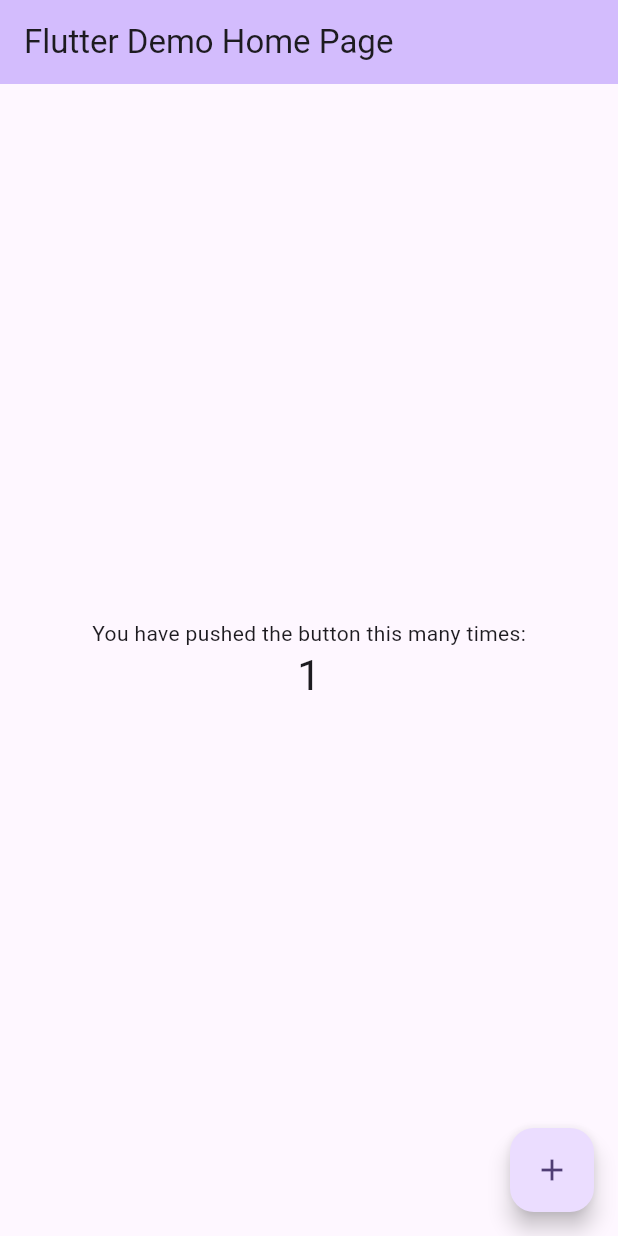
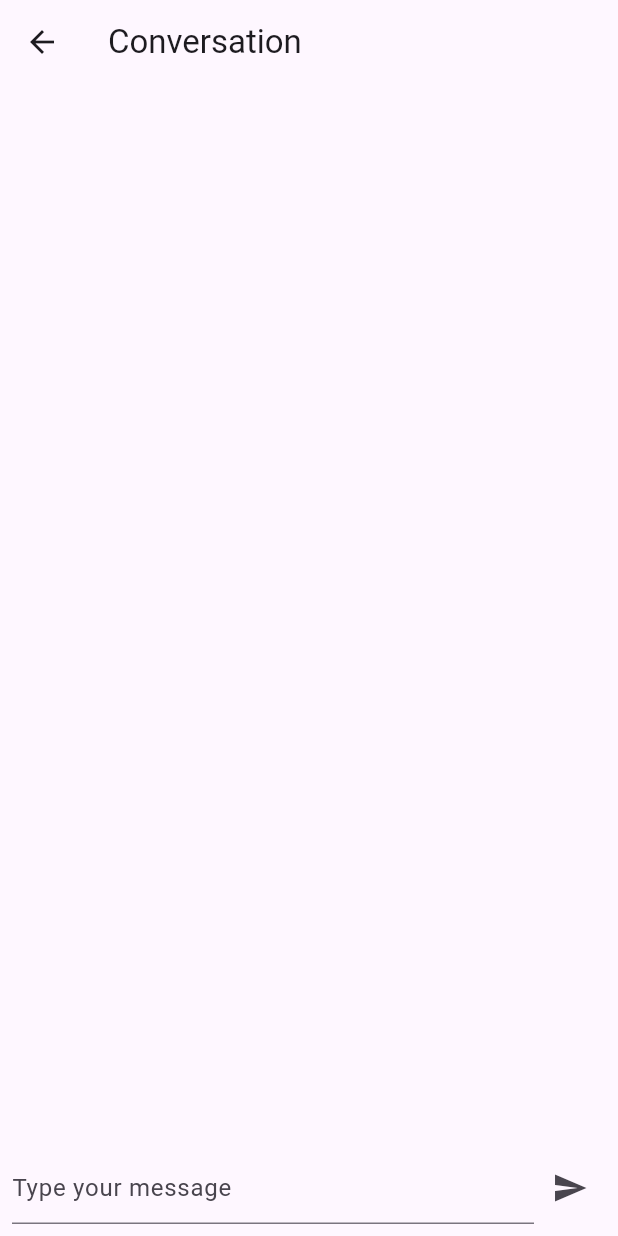
Before and after one commit to MatthijsvdHarst/Flutter_example, a Flutter app: the screen it shows after launch, after a tap on the "add" icon, on a phone screen of 412 x 824 dp. Run offline on Flutter 3.47's test engine with Material 3 defaults, Android fonts, the phone set to English and light mode, and no system bars; our stand-ins replace shared_preferences.

Commit message:
Add ChatGPT chat and history pages

```diff
--- a/lib/main.dart
+++ b/lib/main.dart
@@ -1,4 +1,5 @@
 import 'package:flutter/material.dart';
+import 'pages/history_page.dart';
 
 void main() {
   runApp(const MyApp());
@@ -30,7 +31,7 @@ class MyApp extends StatelessWidget {
         // tested with just a hot reload.
         colorScheme: ColorScheme.fromSeed(seedColor: Colors.deepPurple),
       ),
-      home: const MyHomePage(title: 'Flutter Demo Home Page'),
+      home: const HistoryPage(),
     );
   }
 }
--- /dev/null
+++ b/lib/models/chat_models.dart
@@ -0,0 +1,40 @@
+class Message {
+  final String role;
+  final String content;
+
+  Message({required this.role, required this.content});
+
+  Map<String, dynamic> toJson() => {'role': role, 'content': content};
+
+  factory Message.fromJson(Map<String, dynamic> json) {
+    return Message(role: json['role'], content: json['content']);
+  }
+}
+
+class Conversation {
+  final String id;
+  List<Message> messages;
+
+  Conversation({required this.id, required this.messages});
+
+  Map<String, dynamic> toJson() => {
+        'id': id,
+        'messages': messages.map((m) => m.toJson()).toList(),
+      };
+
+  factory Conversation.fromJson(Map<String, dynamic> json) {
+    return Conversation(
+      id: json['id'],
+      messages: (json['messages'] as List<dynamic>)
+          .map((e) => Message.fromJson(e))
+          .toList(),
+    );
+  }
+
+  String get title {
+    for (final m in messages) {
+      if (m.role == 'user') return m.content;
+    }
+    return 'Conversation';
+  }
+}
--- /dev/null
+++ b/lib/openai_config.dart
@@ -0,0 +1 @@
+const openAIApiKey = 'REPLACE_WITH_YOUR_OPENAI_API_KEY';
--- /dev/null
+++ b/lib/pages/chat_page.dart
@@ -0,0 +1,92 @@
+import 'package:flutter/material.dart';
+import '../models/chat_models.dart';
+import '../services/chat_service.dart';
+import '../services/conversation_storage.dart';
+
+class ChatPage extends StatefulWidget {
+  final Conversation conversation;
+  final ConversationStorage storage;
+  const ChatPage({super.key, required this.conversation, required this.storage});
+
+  @override
+  State<ChatPage> createState() => _ChatPageState();
+}
+
+class _ChatPageState extends State<ChatPage> {
+  final _controller = TextEditingController();
+  final _service = ChatService();
+  bool _sending = false;
+
+  Future<void> _send() async {
+    final text = _controller.text.trim();
+    if (text.isEmpty) return;
+    setState(() {
+      widget.conversation.messages.add(Message(role: 'user', content: text));
+      _sending = true;
+    });
+    _controller.clear();
+    try {
+      final reply = await _service.send(widget.conversation.messages, text);
+      setState(() {
+        widget.conversation.messages.add(reply);
+      });
+      await widget.storage.save([widget.conversation]);
+    } catch (e) {
+      ScaffoldMessenger.of(context).showSnackBar(
+        SnackBar(content: Text('Error: $e')),
+      );
+    }
+    setState(() {
+      _sending = false;
+    });
+  }
+
+  @override
+  Widget build(BuildContext context) {
+    return Scaffold(
+      appBar: AppBar(title: Text(widget.conversation.title)),
+      body: Column(
+        children: [
+          Expanded(
+            child: ListView.builder(
+              itemCount: widget.conversation.messages.length,
+              itemBuilder: (context, index) {
+                final msg = widget.conversation.messages[index];
+                return ListTile(
+                  title: Text(msg.content),
+                  subtitle: Text(msg.role),
+                );
+              },
+            ),
+          ),
+          Padding(
+            padding: const EdgeInsets.all(8.0),
+            child: Row(
+              children: [
+                Expanded(
+                  child: TextField(
+                    controller: _controller,
+                    decoration: const InputDecoration(
+                      hintText: 'Type your message',
+                    ),
+                    onSubmitted: (_) => _send(),
+                  ),
+                ),
+                IconButton(
+                  icon: _sending
+                      ? const SizedBox(
+                          width: 24,
+                          height: 24,
+                          child: CircularProgressIndicator(),
+                        )
+                      : const Icon(Icons.send),
+                  onPressed: _sending ? null : _send,
+                ),
+              ],
+            ),
+          )
+        ],
+      ),
+    );
+  }
+}
--- /dev/null
+++ b/lib/pages/history_page.dart
@@ -0,0 +1,65 @@
+import 'package:flutter/material.dart';
+import '../models/chat_models.dart';
+import '../services/conversation_storage.dart';
+import 'chat_page.dart';
+
+class HistoryPage extends StatefulWidget {
+  const HistoryPage({super.key});
+
+  @override
+  State<HistoryPage> createState() => _HistoryPageState();
+}
+
+class _HistoryPageState extends State<HistoryPage> {
+  final _storage = ConversationStorage();
+  List<Conversation> _conversations = [];
+
+  @override
+  void initState() {
+    super.initState();
+    _load();
+  }
+
+  Future<void> _load() async {
+    final data = await _storage.load();
+    setState(() => _conversations = data);
+  }
+
+  Future<void> _openConversation(Conversation c) async {
+    await Navigator.push(
+      context,
+      MaterialPageRoute(
+        builder: (_) => ChatPage(conversation: c, storage: _storage),
+      ),
+    );
+    await _storage.save(_conversations);
+    _load();
+  }
+
+  Future<void> _newConversation() async {
+    final conv = Conversation(id: DateTime.now().toIso8601String(), messages: []);
+    _conversations.add(conv);
+    await _openConversation(conv);
+  }
+
+  @override
+  Widget build(BuildContext context) {
+    return Scaffold(
+      appBar: AppBar(title: const Text('Conversations')),
+      body: ListView.builder(
+        itemCount: _conversations.length,
+        itemBuilder: (context, index) {
+          final conv = _conversations[index];
+          return ListTile(
+            title: Text(conv.title),
+            onTap: () => _openConversation(conv),
+          );
+        },
+      ),
+      floatingActionButton: FloatingActionButton(
+        onPressed: _newConversation,
+        child: const Icon(Icons.add),
+      ),
+    );
+  }
+}
--- /dev/null
+++ b/lib/services/chat_service.dart
@@ -0,0 +1,34 @@
+import 'dart:convert';
+import 'package:http/http.dart' as http;
+import '../models/chat_models.dart';
+import '../openai_config.dart';
+
+class ChatService {
+  Future<Message> send(List<Message> history, String prompt) async {
+    final uri = Uri.parse('https://api.openai.com/v1/chat/completions');
+    final body = jsonEncode({
+      'model': 'gpt-3.5-turbo',
+      'messages': [
+        ...history.map((m) => m.toJson()),
+        {'role': 'user', 'content': prompt},
+      ],
+    });
+
+    final response = await http.post(
+      uri,
+      headers: {
+        'Authorization': 'Bearer $openAIApiKey',
+        'Content-Type': 'application/json',
+      },
+      body: body,
+    );
+
+    if (response.statusCode == 200) {
+      final data = jsonDecode(response.body);
+      final content = data['choices'][0]['message']['content'];
+      return Message(role: 'assistant', content: content.trim());
+    } else {
+      throw Exception('OpenAI request failed: ${response.body}');
+    }
+  }
+}
--- /dev/null
+++ b/lib/services/conversation_storage.dart
@@ -0,0 +1,21 @@
+import 'dart:convert';
+import 'package:shared_preferences/shared_preferences.dart';
+import '../models/chat_models.dart';
+
+class ConversationStorage {
+  static const _key = 'conversations';
+
+  Future<List<Conversation>> load() async {
+    final prefs = await SharedPreferences.getInstance();
+    final text = prefs.getString(_key);
+    if (text == null) return [];
+    final List<dynamic> data = jsonDecode(text);
+    return data.map((e) => Conversation.fromJson(e)).toList();
+  }
+
+  Future<void> save(List<Conversation> conversations) async {
+    final prefs = await SharedPreferences.getInstance();
+    final text = jsonEncode(conversations.map((e) => e.toJson()).toList());
+    await prefs.setString(_key, text);
+  }
+}
--- a/pubspec.yaml
+++ b/pubspec.yaml
@@ -34,6 +34,8 @@ dependencies:
   # The following adds the Cupertino Icons font to your application.
   # Use with the CupertinoIcons class for iOS style icons.
   cupertino_icons: ^1.0.8
+  http: ^1.1.0
+  shared_preferences: ^2.2.0
 
 dev_dependencies:
   flutter_test:
```
Also changed, not shown: 1 other file.
